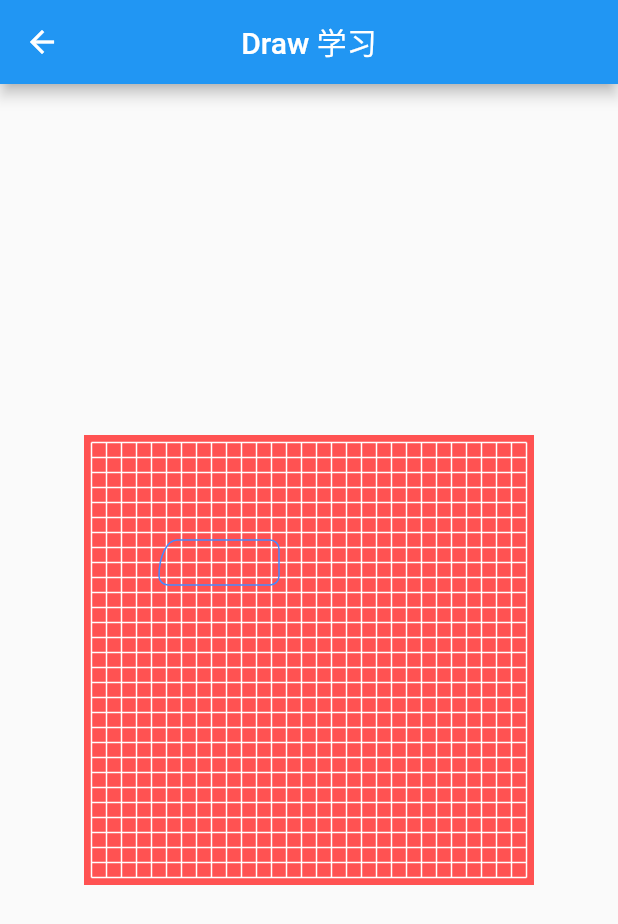
After one commit to tsm19911014/tsm_flutter, a Flutter app: the TsmDrawPage screen opened directly, on a phone screen of 412 x 824 dp. The commit adds this screen. Shown: the top 924 px of the screen. Run offline on Flutter 3.47's test engine with Material 2 defaults, Android fonts, the phone set to English and light mode, and no system bars; our stand-ins replace flutter_html, permission_handler.

Commit message:
Canvas paint  学习

```diff
--- a/lib/main.dart
+++ b/lib/main.dart
@@ -9,6 +9,7 @@ import 'package:flutter_app1/tsm_page/check/TsmCheckPage.dart';
 import 'package:flutter_app1/tsm_page/dialog/TsmDialogPage.dart';
 import 'package:flutter_app1/tsm_page/inherited/TsmInheritedSendPage.dart';
 import 'package:flutter_app1/tsm_page/listener/TsmListenerPage.dart';
+import 'package:flutter_app1/tsm_page/paint/TsmDrawPage.dart';
 import 'package:flutter_app1/tsm_page/progress_indicator/TsmProgressIndicatorPage.dart';
 import 'package:flutter_app1/tsm_page/scroll/TsmCustomLIstView.dart';
 import 'package:flutter_app1/tsm_page/scroll/TsmGridViewPage.dart';
@@ -67,6 +68,7 @@ class MyApp extends StatelessWidget {
       page_routes_main_anim: TsmAnimMainPage(),
       page_routes_stagger_route:StaggerRoute(),
       page_routes_animated_switcher:TsmAnimatedSwitcherPage(),
+      page_routes_draw:TsmDrawPage(),
     };
 
     return MaterialApp(
--- a/lib/tsm_page/TsmMainPage.dart
+++ b/lib/tsm_page/TsmMainPage.dart
@@ -58,7 +58,7 @@ class _TsmMainState extends State<TsmMainPage> {
       'Dialog  学习',
       'Listener触摸事件  学习',
       'Animation  学习',
-      'Icon  学习',
+      '自定义绘制  学习',
       'Icon  学习',
       'Icon  学习',
       'Icon  学习',
@@ -212,8 +212,11 @@ class _TsmMainState extends State<TsmMainPage> {
       case 17:
         Navigator.of(context).pushNamed(page_routes_listener);
         break;
-      case 18: Navigator.of(context).pushNamed(page_routes_main_anim);
-
+      case 18:
+        Navigator.of(context).pushNamed(page_routes_main_anim);
+        break;
+      case 19:
+        Navigator.of(context).pushNamed(page_routes_draw);
         break;
     }
 
--- a/lib/tsm_page/anim/TsmColorAnimatedDecorated.dart
+++ b/lib/tsm_page/anim/TsmColorAnimatedDecorated.dart
@@ -1,7 +1,6 @@
 
 
 
-import 'dart:math';
 
 import 'package:flutter/cupertino.dart';
 
--- a/lib/tsm_page/anim/TsmPageRoute.dart
+++ b/lib/tsm_page/anim/TsmPageRoute.dart
@@ -17,7 +17,7 @@ class TsmRoute extends PageRoute{
 
   TsmRoute({
     @required this.builder,
-    this.transitionDuration = const Duration(milliseconds: 300),
+    this.transitionDuration = const Duration(milliseconds: 100),
     this.opaque = true,
     this.barrierDismissible = false,
     this.barrierColor,
--- /dev/null
+++ b/lib/tsm_page/paint/TsmDrawPage.dart
@@ -0,0 +1,26 @@
+
+
+import 'package:flutter/cupertino.dart';
+import 'package:flutter/material.dart';
+import 'package:flutter_app1/tsm_page/paint/TsmCustomPaint.dart';
+
+class TsmDrawPage extends StatelessWidget{
+  @override
+  Widget build(BuildContext context) {
+    return Scaffold(
+      appBar: AppBar(
+        title: Text('Draw 学习'),
+        centerTitle: true,
+      ),
+      body: Container(
+        child: Center(
+          child: CustomPaint(
+            size: Size(300,300),
+            painter: TsmCustomPainter(),
+          ),
+        ),
+      ),
+    );
+  }
+
+}
--- a/lib/tsm_page_routes.dart
+++ b/lib/tsm_page_routes.dart
@@ -82,3 +82,5 @@ const String page_routes_main_anim=base_routes+'main_anim';
 const String page_routes_anim=base_routes+'anim';
 const String page_routes_stagger_route=base_routes+'stagger_route';
 const String page_routes_animated_switcher=base_routes+'animated_switcher';
+
+const String page_routes_draw=base_routes+'draw';
```
Also changed, not shown: lib/tsm_page/paint/TsmCustomPaint.dart (added, +59 -0 lines).
